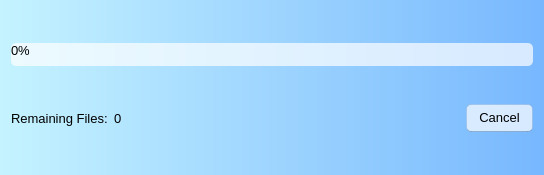
The window that src/ui/fpsprogressdialog.ui (zxunge/FreePictureSplitter) describes before a commit, drawn with Qt 5.
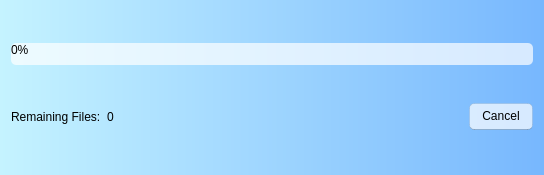
The same window after the commit.

Commit message: Adjust app fonts.

The edit to the form file:
```diff
--- a/src/ui/fpsprogressdialog.ui
+++ b/src/ui/fpsprogressdialog.ui
@@ -10,12 +10,6 @@
     <height>175</height>
    </rect>
   </property>
-  <property name="font">
-   <font>
-    <family>Segoe UI</family>
-    <pointsize>10</pointsize>
-   </font>
-  </property>
   <property name="windowTitle">
    <string>Progress</string>
   </property>
@@ -38,12 +32,6 @@
    </item>
    <item row="1" column="0">
     <widget class="QLabel" name="label">
-     <property name="font">
-      <font>
-       <family>Segoe UI</family>
-       <pointsize>10</pointsize>
-      </font>
-     </property>
      <property name="autoFillBackground">
       <bool>false</bool>
      </property>
@@ -57,12 +45,6 @@
    </item>
    <item row="1" column="1">
     <widget class="QLabel" name="labRemaining">
-     <property name="font">
-      <font>
-       <family>Segoe UI</family>
-       <pointsize>10</pointsize>
-      </font>
-     </property>
      <property name="styleSheet">
       <string notr="true">background: transparent;</string>
      </property>
```
Left out of the diff: 1 changed line with no effect on the pictures. The commit also changes 8 other files.
